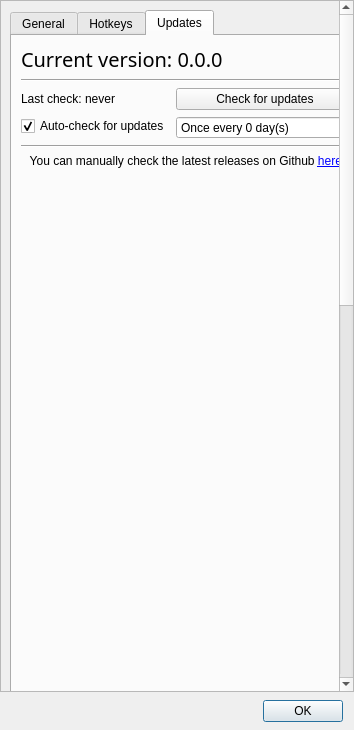
First picture: the form in bin/window_settings.ui, repository thisismy-github/pyplayer, before the edit.
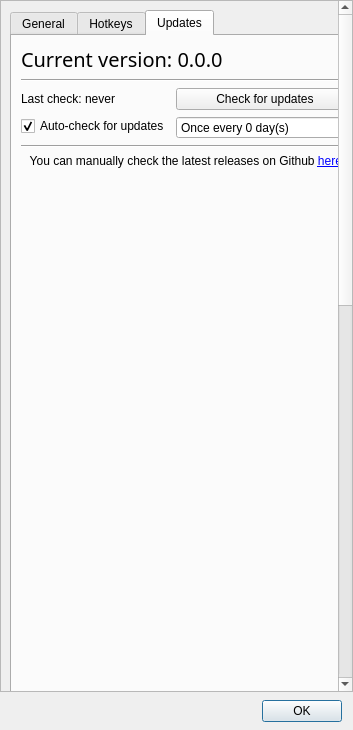
Second picture: the form after the edit. The open tabs and pages were chosen to show the change. Custom widgets are drawn as their Qt base class.

Commit message: Improved sizing of various dialogs and widgets

```diff
--- a/bin/window_settings.ui
+++ b/bin/window_settings.ui
@@ -6,14 +6,14 @@
    <rect>
     <x>0</x>
     <y>0</y>
-    <width>354</width>
+    <width>353</width>
     <height>730</height>
    </rect>
   </property>
   <property name="minimumSize">
    <size>
-    <width>347</width>
-    <height>356</height>
+    <width>353</width>
+    <height>353</height>
    </size>
   </property>
   <property name="windowTitle">
@@ -58,7 +58,7 @@
        <rect>
         <x>0</x>
         <y>0</y>
-        <width>335</width>
+        <width>334</width>
         <height>1462</height>
        </rect>
       </property>
@@ -2530,6 +2530,9 @@
              <property name="text">
               <string>Current version: 0.0.0</string>
              </property>
+             <property name="wordWrap">
+              <bool>true</bool>
+             </property>
             </widget>
            </item>
            <item>
```
Left out of the diff: 2 changed lines with no effect on the pictures. The commit also changes 7 other files.
